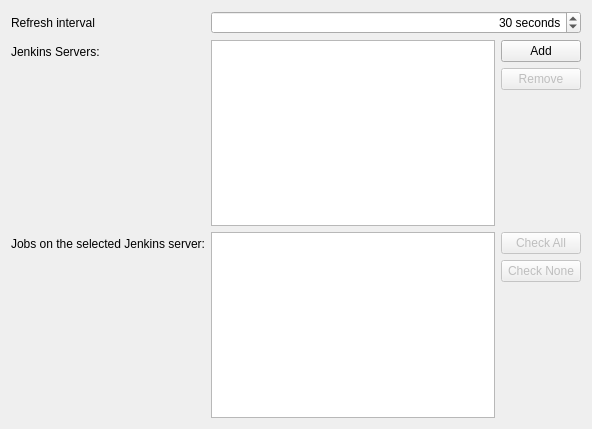
This is jenkinstray/gui/settings.ui in apaku/jenkinstray as Qt 5 draws it before an edit. The edited form follows.
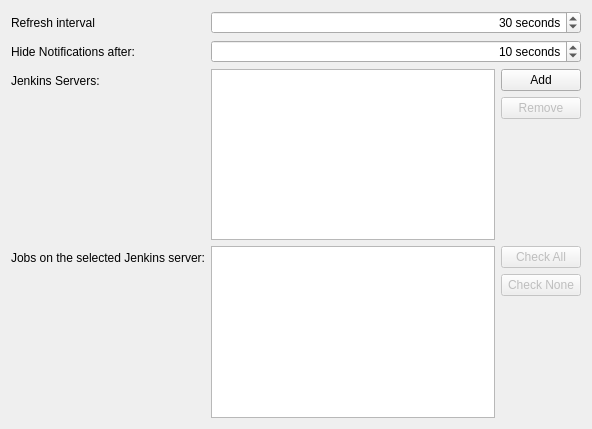
This is the edited form.

Commit message:
Notify users about job state changes
Print a simple list of jobs with a title based on what happened and a
corresponding icon. Also allow adjusting the timeout the popup is shown
to make sure its not annoying users too much.

What changed in the file:
```diff
--- a/jenkinstray/gui/settings.ui
+++ b/jenkinstray/gui/settings.ui
@@ -49,26 +49,26 @@
      </property>
     </widget>
    </item>
-   <item row="1" column="0">
+   <item row="2" column="0">
     <widget class="QLabel" name="label">
      <property name="text">
       <string>Jenkins Servers:</string>
      </property>
     </widget>
    </item>
-   <item row="1" column="1">
+   <item row="2" column="1">
     <layout class="QGridLayout" name="gridLayout">
-     <item row="0" column="0" rowspan="3">
+     <item row="1" column="0" rowspan="3">
       <widget class="QListView" name="serverList"/>
      </item>
-     <item row="0" column="1">
+     <item row="1" column="1">
       <widget class="QPushButton" name="addServerBtn">
        <property name="text">
         <string>Add</string>
        </property>
       </widget>
      </item>
-     <item row="1" column="1">
+     <item row="2" column="1">
       <widget class="QPushButton" name="removeServerBtn">
        <property name="enabled">
         <bool>false</bool>
@@ -78,7 +78,7 @@
        </property>
       </widget>
      </item>
-     <item row="2" column="1">
+     <item row="3" column="1">
       <spacer name="verticalSpacer">
        <property name="orientation">
         <enum>Qt::Vertical</enum>
@@ -93,7 +93,7 @@
      </item>
     </layout>
    </item>
-   <item row="2" column="0">
+   <item row="3" column="0">
     <widget class="QLabel" name="label_2">
      <property name="toolTip">
       <string>Check a job to monitor its status</string>
@@ -103,7 +103,7 @@
      </property>
     </widget>
    </item>
-   <item row="2" column="1">
+   <item row="3" column="1">
     <layout class="QGridLayout" name="gridLayout_2">
      <item row="0" column="0" rowspan="3">
       <widget class="QListView" name="jobList"/>
@@ -143,6 +143,38 @@
      </item>
     </layout>
    </item>
+   <item row="1" column="1">
+    <widget class="QSpinBox" name="hideNotificationTimeout">
+     <property name="sizePolicy">
+      <sizepolicy hsizetype="MinimumExpanding" vsizetype="Fixed">
+       <horstretch>0</horstretch>
+       <verstretch>0</verstretch>
+      </sizepolicy>
+     </property>
+     <property name="alignment">
+      <set>Qt::AlignRight|Qt::AlignTrailing|Qt::AlignVCenter</set>
+     </property>
+     <property name="suffix">
+      <string> seconds</string>
+     </property>
+     <property name="minimum">
+      <number>5</number>
+     </property>
+     <property name="maximum">
+      <number>30</number>
+     </property>
+     <property name="value">
+      <number>10</number>
+     </property>
+    </widget>
+   </item>
+   <item row="1" column="0">
+    <widget class="QLabel" name="label_4">
+     <property name="text">
+      <string>Hide Notifications after:</string>
+     </property>
+    </widget>
+   </item>
   </layout>
  </widget>
  <resources/>
```
The commit also changes 2 other files.
